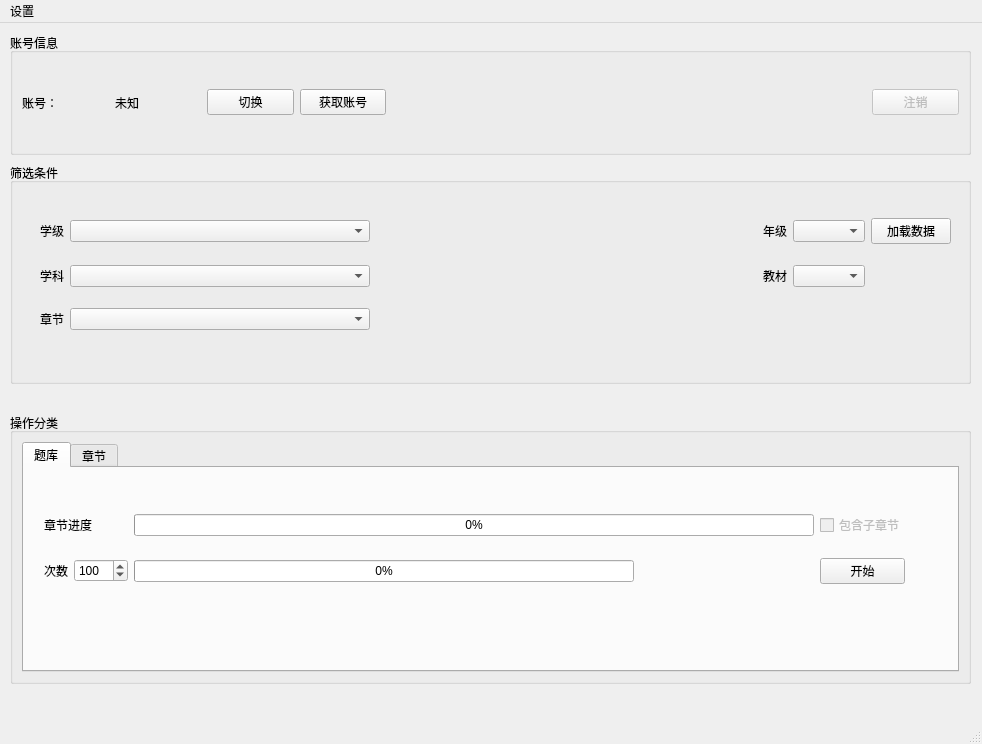
pengwow/jyeoo-crawler-gui, file ui/client.ui: the form before one commit.
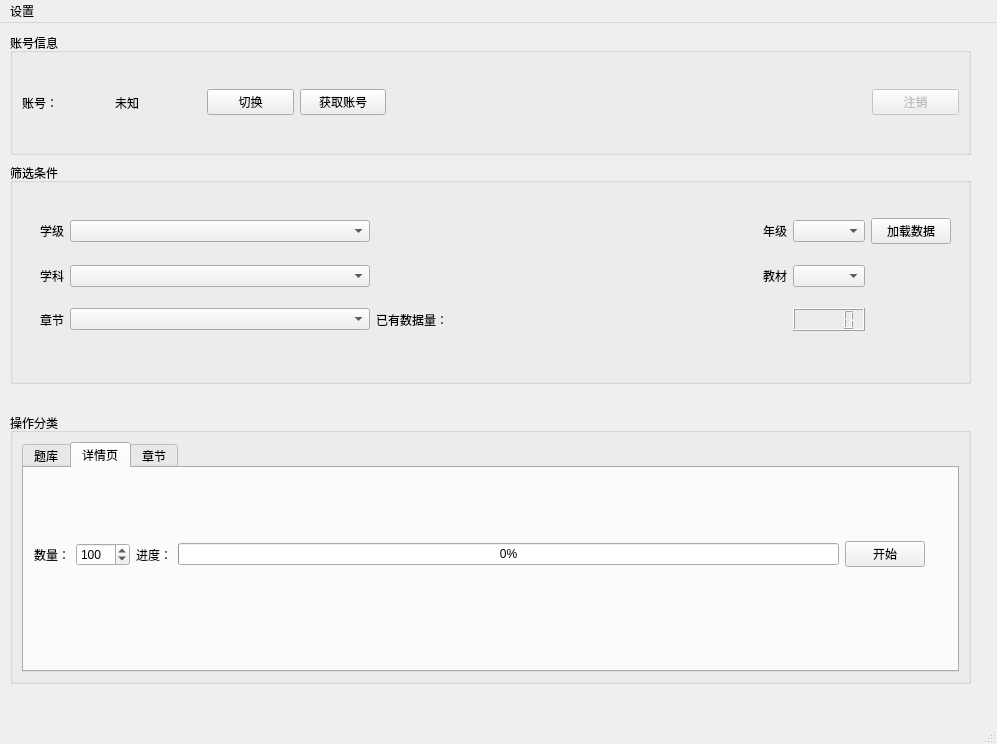
The form after the commit. The open tabs and pages were chosen to show the change.

Patch:
```diff
--- a/ui/client.ui
+++ b/ui/client.ui
@@ -6,7 +6,7 @@
    <rect>
     <x>0</x>
     <y>0</y>
-    <width>982</width>
+    <width>997</width>
     <height>744</height>
    </rect>
   </property>
@@ -109,7 +109,7 @@
         <attribute name="title">
          <string>题库</string>
         </attribute>
-        <widget class="QWidget" name="">
+        <widget class="QWidget" name="layoutWidget">
          <property name="geometry">
           <rect>
            <x>20</x>
@@ -198,6 +198,61 @@
          </layout>
         </widget>
        </widget>
+       <widget class="QWidget" name="tab_3">
+        <attribute name="title">
+         <string>详情页</string>
+        </attribute>
+        <widget class="QWidget" name="layoutWidget">
+         <property name="geometry">
+          <rect>
+           <x>10</x>
+           <y>60</y>
+           <width>891</width>
+           <height>53</height>
+          </rect>
+         </property>
+         <layout class="QHBoxLayout" name="horizontalLayout_4">
+          <item>
+           <widget class="QLabel" name="label_2">
+            <property name="text">
+             <string>数量：</string>
+            </property>
+           </widget>
+          </item>
+          <item>
+           <widget class="QSpinBox" name="spinBox_details">
+            <property name="maximum">
+             <number>1000</number>
+            </property>
+            <property name="value">
+             <number>100</number>
+            </property>
+           </widget>
+          </item>
+          <item>
+           <widget class="QLabel" name="label_4">
+            <property name="text">
+             <string>进度：</string>
+            </property>
+           </widget>
+          </item>
+          <item>
+           <widget class="QProgressBar" name="progressBar_details">
+            <property name="value">
+             <number>0</number>
+            </property>
+           </widget>
+          </item>
+          <item>
+           <widget class="QPushButton" name="pushButton_start_details">
+            <property name="text">
+             <string>开始</string>
+            </property>
+           </widget>
+          </item>
+         </layout>
+        </widget>
+       </widget>
        <widget class="QWidget" name="tab_2">
         <attribute name="title">
          <string>章节</string>
@@ -251,7 +306,7 @@
     <property name="title">
      <string>筛选条件</string>
     </property>
-    <widget class="QWidget" name="">
+    <widget class="QWidget" name="layoutWidget">
      <property name="geometry">
       <rect>
        <x>30</x>
@@ -405,6 +460,16 @@
         </property>
        </widget>
       </item>
+      <item row="2" column="3">
+       <widget class="QLCDNumber" name="lcdNumber_chapter"/>
+      </item>
+      <item row="2" column="2">
+       <widget class="QLabel" name="label_3">
+        <property name="text">
+         <string>已有数据量：</string>
+        </property>
+       </widget>
+      </item>
      </layout>
     </widget>
    </widget>
@@ -419,7 +484,7 @@
     <rect>
      <x>0</x>
      <y>0</y>
-     <width>982</width>
+     <width>997</width>
      <height>41</height>
     </rect>
    </property>
```
Left out of the diff: 8 changed lines with no effect on the pictures.
